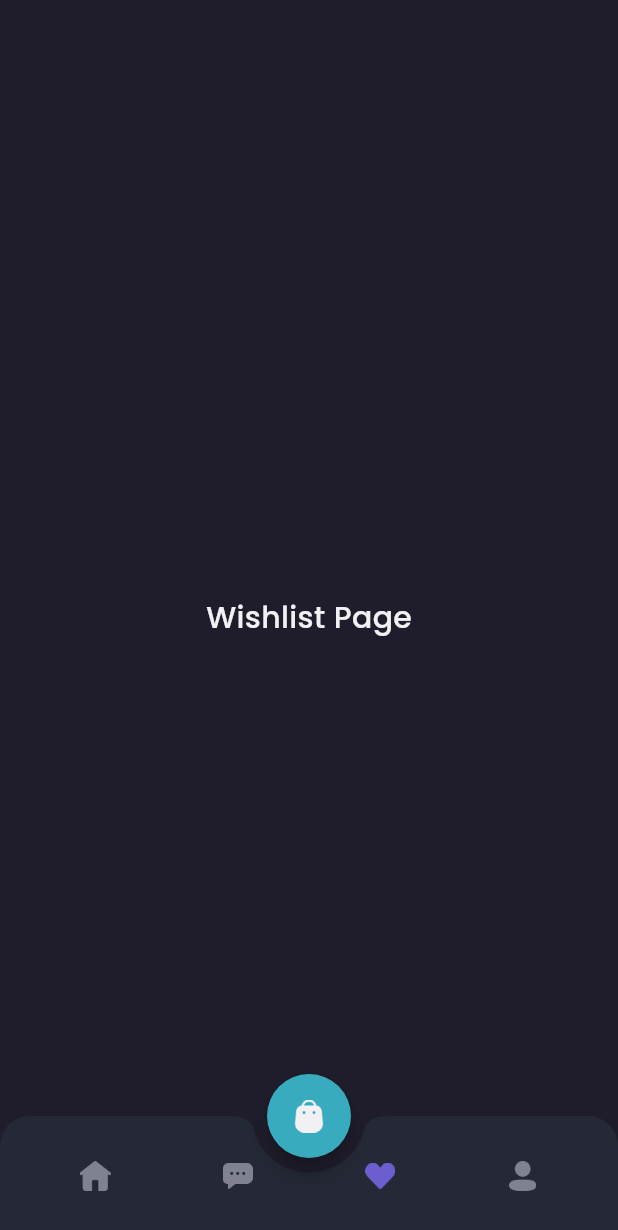
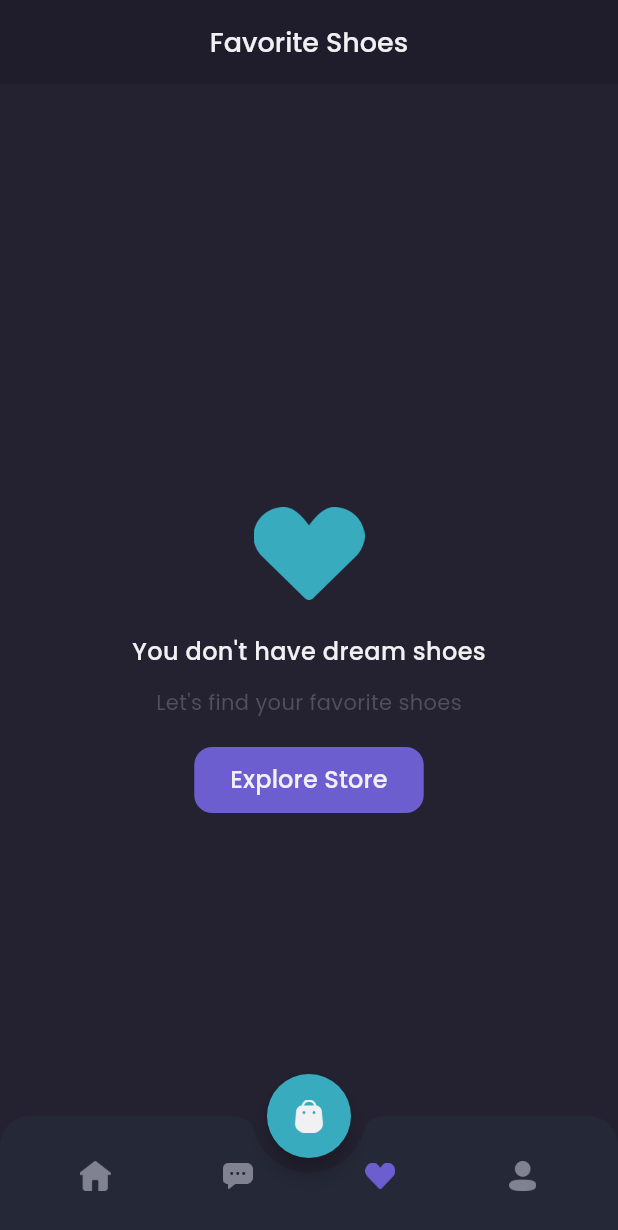
Before and after one commit to DedeSnrwn13/shamo-frontend, a Flutter app: the MainPage screen opened by its route, item 3 of the bottom bar chosen, on a phone screen of 412 x 824 dp. Shown: the top 1230 px of the screen. Run offline on Flutter 3.47's test engine with Material 3 defaults, Android fonts, the phone set to English and light mode, and no system bars; our stand-ins replace google_fonts.

Commit message:
feat: wishlist page empty

```diff
--- a/lib/pages/home/wishlist_page.dart
+++ b/lib/pages/home/wishlist_page.dart
@@ -6,14 +6,84 @@
 
   @override
   Widget build(BuildContext context) {
-    return Center(
-      child: Text(
-        'Wishlist Page',
-        style: primaryTextStyle.copyWith(
-          fontSize: 20,
-          fontWeight: medium,
+    Widget header() {
+      return AppBar(
+        backgroundColor: backgroundColor1,
+        centerTitle: true,
+        title: Text(
+          'Favorite Shoes',
+          style: primaryTextStyle.copyWith(
+            fontSize: 18,
+            fontWeight: medium,
+          ),
         ),
-      ),
+        elevation: 0,
+        automaticallyImplyLeading: false,
+      );
+    }
+
+    Widget emptyWishlist() {
+      return Expanded(
+        child: Container(
+          width: double.infinity,
+          color: backgroundColor3,
+          child: Column(
+            mainAxisAlignment: MainAxisAlignment.center,
+            children: [
+              Image.asset(
+                'assets/image_wishlist.png',
+                width: 74,
+              ),
+              const SizedBox(height: 23),
+              Text(
+                'You don\'t have dream shoes',
+                style: primaryTextStyle.copyWith(
+                  fontSize: 16,
+                  fontWeight: medium,
+                ),
+              ),
+              const SizedBox(height: 12),
+              Text(
+                'Let\'s find your favorite shoes',
+                style: subtitleTextStyle.copyWith(
+                  fontSize: 14,
+                ),
+              ),
+              const SizedBox(height: 20),
+              Container(
+                height: 44,
+                child: TextButton(
+                  onPressed: () {},
+                  style: TextButton.styleFrom(
+                    backgroundColor: primaryColor,
+                    padding: const EdgeInsets.symmetric(
+                      horizontal: 24,
+                      vertical: 10,
+                    ),
+                    shape: RoundedRectangleBorder(
+                      borderRadius: BorderRadius.circular(12),
+                    ),
+                  ),
+                  child: Text(
+                    'Explore Store',
+                    style: primaryTextStyle.copyWith(
+                      fontSize: 16,
+                      fontWeight: medium,
+                    ),
+                  ),
+                ),
+              ),
+            ],
+          ),
+        ),
+      );
+    }
+
+    return Column(
+      children: [
+        header(),
+        emptyWishlist(),
+      ],
     );
   }
 }
```
Also changed, not shown: assets/image_wishlist.png (added).
